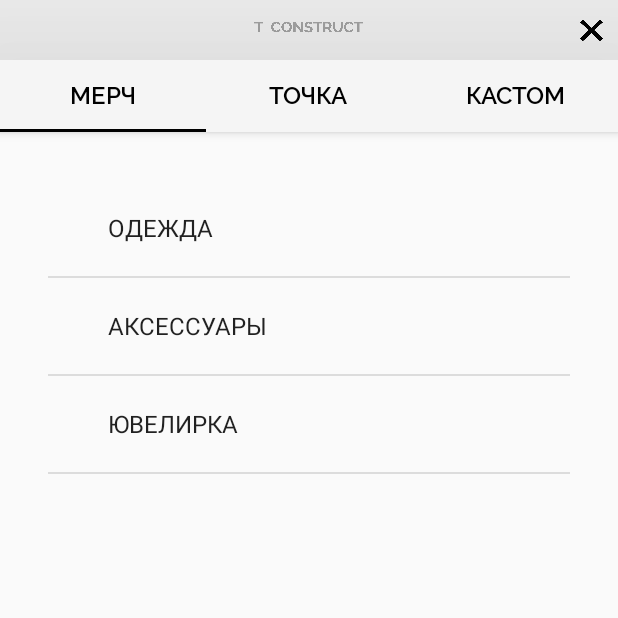
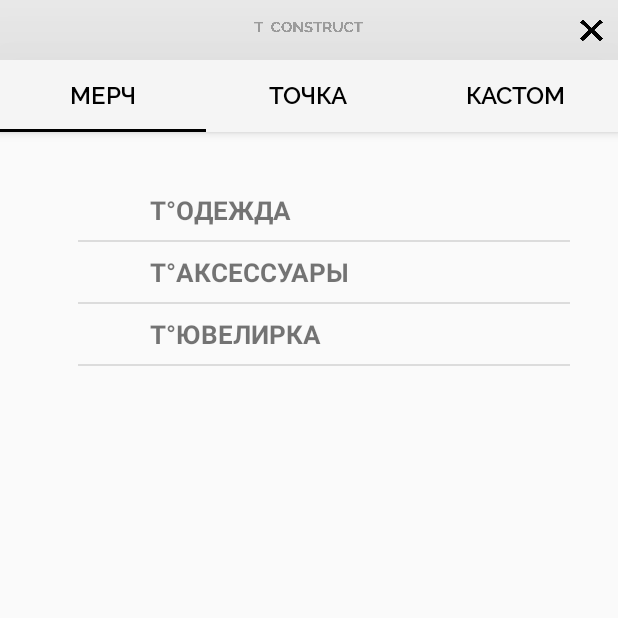
Before and after one commit to MaggotsBrain/tochka_android, an Android app: the MerchTabFragment screen opened directly, with no data from a screen before it, on a phone screen of 412 x 824 dp, the top half of it. Run offline under Robolectric (Android 15) with nearby library versions, the phone set to English and light mode, and no system bars.

Commit message:
header white, subitem black

```diff
--- /dev/null
+++ b/app/src/main/java/social/tochka/android/construct/ExpandableListAdapter.java
@@ -0,0 +1,108 @@
+package social.tochka.android.construct;
+
+import android.content.Context;
+import android.graphics.Typeface;
+import android.view.LayoutInflater;
+import android.view.View;
+import android.view.ViewGroup;
+import android.widget.BaseExpandableListAdapter;
+import android.widget.TextView;
+
+import java.util.HashMap;
+import java.util.List;
+
+import social.tochka.android.R;
+
+public class ExpandableListAdapter extends BaseExpandableListAdapter {
+
+    private Context _context;
+    private List<String> _listDataHeader; // header titles
+    // child data in format of header title, child title
+    private HashMap<String, List<String>> _listDataChild;
+
+    public ExpandableListAdapter(Context context, List<String> listDataHeader,
+                                 HashMap<String, List<String>> listChildData) {
+        this._context = context;
+        this._listDataHeader = listDataHeader;
+        this._listDataChild = listChildData;
+    }
+
+    @Override
+    public Object getChild(int groupPosition, int childPosititon) {
+        return this._listDataChild.get(this._listDataHeader.get(groupPosition))
+                .get(childPosititon);
+    }
+
+    @Override
+    public long getChildId(int groupPosition, int childPosition) {
+        return childPosition;
+    }
+
+    @Override
+    public View getChildView(int groupPosition, final int childPosition,
+                             boolean isLastChild, View convertView, ViewGroup parent) {
+
+        final String childText = (String) getChild(groupPosition, childPosition);
+
+        if (convertView == null) {
+            LayoutInflater infalInflater = (LayoutInflater) this._context
+                    .getSystemService(Context.LAYOUT_INFLATER_SERVICE);
+            convertView = infalInflater.inflate(R.layout.list_item, null);
+        }
+
+        TextView txtListChild = (TextView) convertView
+                .findViewById(R.id.list_item_text_view);
+
+        txtListChild.setText(childText);
+        return convertView;
+    }
+
+    @Override
+    public int getChildrenCount(int groupPosition) {
+        return this._listDataChild.get(this._listDataHeader.get(groupPosition))
+                .size();
+    }
+
+    @Override
+    public Object getGroup(int groupPosition) {
+        return this._listDataHeader.get(groupPosition);
+    }
+
+    @Override
+    public int getGroupCount() {
+        return this._listDataHeader.size();
+    }
+
+    @Override
+    public long getGroupId(int groupPosition) {
+        return groupPosition;
+    }
+
+    @Override
+    public View getGroupView(int groupPosition, boolean isExpanded,
+                             View convertView, ViewGroup parent) {
+        String headerTitle = (String) getGroup(groupPosition);
+        if (convertView == null) {
+            LayoutInflater infalInflater = (LayoutInflater) this._context
+                    .getSystemService(Context.LAYOUT_INFLATER_SERVICE);
+            convertView = infalInflater.inflate(R.layout.list_group, null);
+        }
+
+        TextView lblListHeader = (TextView) convertView
+                .findViewById(R.id.list_header);
+        lblListHeader.setTypeface(null, Typeface.BOLD);
+        lblListHeader.setText(headerTitle);
+
+        return convertView;
+    }
+
+    @Override
+    public boolean hasStableIds() {
+        return false;
+    }
+
+    @Override
+    public boolean isChildSelectable(int groupPosition, int childPosition) {
+        return true;
+    }
+}
--- a/app/src/main/java/social/tochka/android/construct/MerchTabFragment.java
+++ b/app/src/main/java/social/tochka/android/construct/MerchTabFragment.java
@@ -12,6 +12,7 @@ import android.widget.SimpleExpandableListAdapter;
 
 import java.util.ArrayList;
 import java.util.HashMap;
+import java.util.List;
 import java.util.Map;
 
 import social.tochka.android.R;
@@ -19,11 +20,11 @@ import social.tochka.android.R;
 
 public class MerchTabFragment extends Fragment {
 
-    private String[] mGroupsArray = new String[] {"ОДЕЖДА", "АКСЕССУАРЫ", "ЮВЕЛИРКА"};
+    private ExpandableListView expandableListView;
 
-    private String[] mClothesArray = new String[] { "ЛОНГСЛИВЫ", "ФУТБОЛКИ", "ХУДИ" };
-    private String[] mAccessoriesArray = new String[] { "ШОППЕРЫ", "НОСКИ", "ЗНАЧКИ" };
-    private String[] mJeweleryArray = new String[] { "КОЛЬЦА", "БРАСЛЕТЫ" };
+    private List<String> listDataHeader;
+    private HashMap<String, List<String>> listDataChild;
+
 
     public MerchTabFragment() {
         // Required empty public constructor
@@ -49,78 +50,52 @@ public class MerchTabFragment extends Fragment {
         // Inflate the layout for this fragment
         View view =  inflater.inflate(R.layout.fragment_merch_tab, container, false);
 
-        Map<String, String> map;
-        // коллекция для групп
-        ArrayList<Map<String, String>> groupDataList = new ArrayList<>();
-        // заполняем коллекцию групп из массива с названиями групп
-
-        for (String group : mGroupsArray) {
-            // заполняем список атрибутов для каждой группы
-            map = new HashMap<>();
-            map.put("groupName", group); // время года
-            groupDataList.add(map);
-        }
-
-        // список атрибутов групп для чтения
-        String groupFrom[] = new String[] { "groupName" };
-        // список ID view-элементов, в которые будет помещены атрибуты групп
-        int groupTo[] = new int[] { android.R.id.text1 };
-
-        // создаем общую коллекцию для коллекций элементов
-        ArrayList<ArrayList<Map<String, String>>> сhildDataList = new ArrayList<>();
-
-        // в итоге получится сhildDataList = ArrayList<сhildDataItemList>
-
-        // создаем коллекцию элементов для первой группы
-        ArrayList<Map<String, String>> сhildDataItemList = new ArrayList<>();
-        // заполняем список атрибутов для каждого элемента
-        for (String clothes : mClothesArray) {
-            map = new HashMap<>();
-            map.put("itemName", clothes); // название месяца
-            сhildDataItemList.add(map);
-        }
-        // добавляем в коллекцию коллекций
-        сhildDataList.add(сhildDataItemList);
-
-        // создаем коллекцию элементов для второй группы
-        сhildDataItemList = new ArrayList<>();
-        for (String accessory : mAccessoriesArray) {
-            map = new HashMap<>();
-            map.put("itemName", accessory);
-            сhildDataItemList.add(map);
-        }
-        сhildDataList.add(сhildDataItemList);
-
-        // создаем коллекцию элементов для третьей группы
-        сhildDataItemList = new ArrayList<>();
-        for (String jewelery : mJeweleryArray) {
-            map = new HashMap<>();
-            map.put("itemName", jewelery);
-            сhildDataItemList.add(map);
-        }
-        сhildDataList.add(сhildDataItemList);
-
-
-        // список атрибутов элементов для чтения
-        String childFrom[] = new String[] { "itemName" };
-        // список ID view-элементов, в которые будет помещены атрибуты
-        // элементов
-        int childTo[] = new int[] { android.R.id.text1 };
-
-        SimpleExpandableListAdapter adapter = new SimpleExpandableListAdapter(
-                getContext(), groupDataList,
-                android.R.layout.simple_expandable_list_item_1, groupFrom,
-                groupTo, сhildDataList, android.R.layout.simple_list_item_1,
-                childFrom, childTo);
-
-        ExpandableListView expandableListView = (ExpandableListView) view.findViewById(R.id.merch_tab_list_view);
-        expandableListView.setAdapter(adapter);
-
+        expandableListView = (ExpandableListView) view.findViewById(R.id.merch_tab_list_view);
 
         expandableListView.setIndicatorBoundsRelative(600, 700);
+
+        // preparing list data
+        prepareListData();
+
+        ExpandableListAdapter expandableListAdapter = new ExpandableListAdapter(getContext(),
+                listDataHeader, listDataChild);
+
+        // setting list adapter
+        expandableListView.setAdapter(expandableListAdapter);
+
 
         return view;
     }
 
 
+    private void prepareListData() {
+        listDataHeader = new ArrayList<String>();
+        listDataChild = new HashMap<String, List<String>>();
+
+        // Adding child data
+        listDataHeader.add("T°ОДЕЖДА");
+        listDataHeader.add("T°АКСЕССУАРЫ");
+        listDataHeader.add("T°ЮВЕЛИРКА");
+
+        // Adding child data
+        List<String> clotheslist = new ArrayList<String>();
+        clotheslist.add("ЛОНГСЛИВЫ");
+        clotheslist.add("ХУДИ");
+        clotheslist.add("ФУТБОЛКИ");
+
+        List<String> accessoriesList = new ArrayList<String>();
+        accessoriesList.add("ШОППЕРЫ");
+        accessoriesList.add("ЗНАЧКИ");
+        accessoriesList.add("НОСКИ");
+
+
+        List<String> jewerlyList = new ArrayList<String>();
+        jewerlyList.add("БРАСЛЕТЫ");
+        jewerlyList.add("КОЛЬЦА");
+
+        listDataChild.put(listDataHeader.get(0), clotheslist); // Header, Child data
+        listDataChild.put(listDataHeader.get(1), accessoriesList);
+        listDataChild.put(listDataHeader.get(2), jewerlyList);
+    }
+
 }
--- a/app/src/main/res/layout/fragment_merch_tab.xml
+++ b/app/src/main/res/layout/fragment_merch_tab.xml
@@ -18,6 +18,7 @@
             android:layout_marginTop="32dp"
             android:layout_marginEnd="32dp"
             android:layout_marginBottom="32dp"
+            android:paddingStart="20dp"
             android:groupIndicator="@drawable/selector_fuck"
             app:layout_constraintBottom_toBottomOf="parent"
             app:layout_constraintEnd_toEndOf="parent"
--- /dev/null
+++ b/app/src/main/res/layout/list_group.xml
@@ -0,0 +1,16 @@
+<?xml version="1.0" encoding="utf-8"?>
+<LinearLayout xmlns:android="http://schemas.android.com/apk/res/android"
+    android:layout_width="fill_parent"
+    android:layout_height="wrap_content"
+    android:orientation="vertical"
+    android:padding="8dp">
+
+
+    <TextView
+        android:id="@+id/list_header"
+        android:layout_width="fill_parent"
+        android:layout_height="wrap_content"
+        android:paddingLeft="?android:attr/expandableListPreferredItemPaddingLeft"
+        android:textSize="17dp" />
+
+</LinearLayout>
--- /dev/null
+++ b/app/src/main/res/layout/list_item.xml
@@ -0,0 +1,18 @@
+<?xml version="1.0" encoding="utf-8"?>
+<LinearLayout xmlns:android="http://schemas.android.com/apk/res/android"
+    android:layout_width="match_parent"
+    android:layout_height="55dip"
+    android:background="@color/black"
+    android:orientation="vertical" >
+
+    <TextView
+        android:id="@+id/list_item_text_view"
+        android:layout_width="fill_parent"
+        android:layout_height="wrap_content"
+        android:textSize="17dip"
+        android:paddingTop="5dp"
+        android:paddingBottom="5dp"
+        android:textColor="@color/colorWhiteBack"
+        android:paddingLeft="?android:attr/expandableListPreferredChildPaddingLeft" />
+
+</LinearLayout>
```
